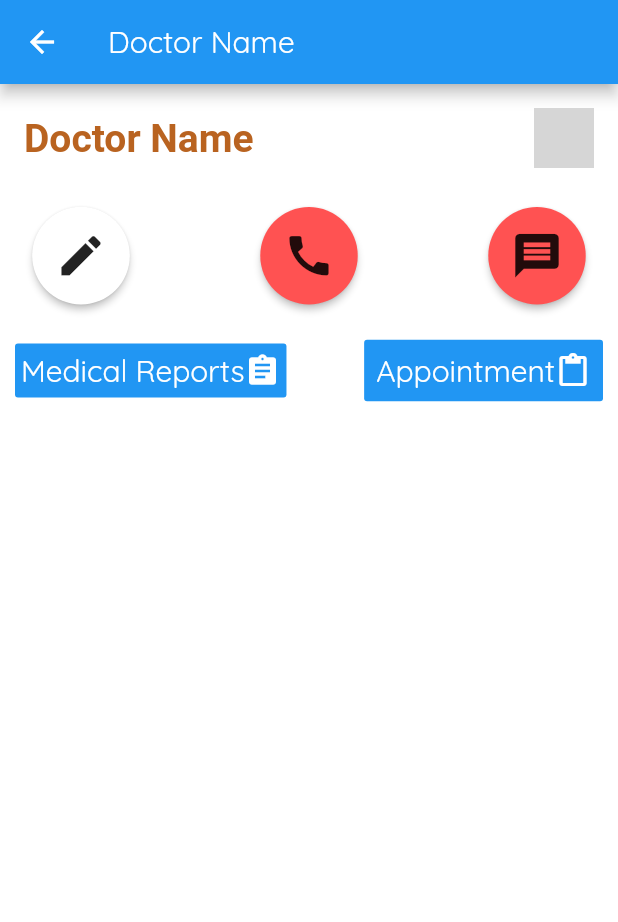
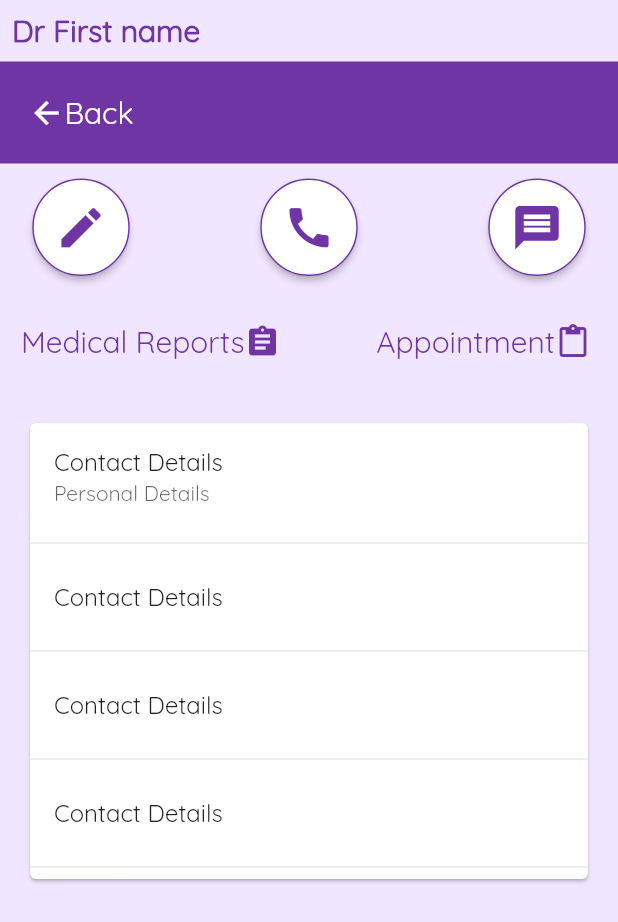
Before and after one commit to madhusona/igraffemobileapp, a Flutter app: the Patientprofile screen opened directly, on a phone screen of 412 x 824 dp. Shown: the top 922 px of the screen. Run offline on Flutter 3.47's test engine with Material 2 defaults, Android fonts, the phone set to English and light mode, and no system bars; our stand-ins replace google_fonts, shared_preferences, timeline_tile; accounts and stored records are empty; network calls fail; grey boxes are pictures that could not be loaded.

Commit message:
screen 3 added

```diff
--- a/lib/components/CustomListView.dart
+++ /dev/null
@@ -1,3 +0,0 @@
-import 'package:flutter/material.dart';
-
-import '../constants.dart';
--- /dev/null
+++ b/lib/components/Header.dart
@@ -0,0 +1,42 @@
+import 'package:flutter/material.dart';
+import '../constants.dart';
+
+class Header extends StatelessWidget {
+  final String title, fontfamily;
+  final Color color, textColor;
+  final double fontsize;
+  const Header(
+      {Key key,
+      this.title,
+      this.color = docbarbk1,
+      this.textColor = textcolor1,
+      this.fontsize = 20,
+      this.fontfamily = 'Quicksand'})
+      : super(key: key);
+
+  @override
+  Widget build(BuildContext context) {
+    Size size = MediaQuery.of(context).size;
+    return Container(
+      padding: const EdgeInsets.all(4),
+      margin: const EdgeInsets.all(4),
+      decoration: BoxDecoration(color: color),
+      child: Row(
+        children: <Widget>[
+          Expanded(
+            child: Text(
+              title,
+              textAlign: TextAlign.left,
+              style: TextStyle(
+                fontSize: fontsize,
+                fontFamily: fontfamily,
+                fontWeight: FontWeight.bold,
+                color: textColor,
+              ),
+            ),
+          ),
+        ],
+      ),
+    );
+  }
+}
--- /dev/null
+++ b/lib/components/nav.dart
@@ -0,0 +1,68 @@
+import 'package:flutter/material.dart';
+import '../constants.dart';
+
+class nav extends StatelessWidget {
+  final String left, right;
+  final VoidCallback onPressed, onPressed1;
+  final bool visible;
+
+  const nav(
+      {Key key,
+      this.left,
+      this.right,
+      this.onPressed,
+      this.onPressed1,
+      this.visible})
+      : super(key: key);
+  @override
+  Widget build(BuildContext context) {
+    return Container(
+      padding: EdgeInsets.all(10),
+      decoration: BoxDecoration(
+        color: docbarbk,
+      ),
+      child: Row(
+        mainAxisAlignment: MainAxisAlignment.spaceBetween,
+        children: [
+          FlatButton(
+              color: docbarbk,
+              textColor: Colors.white,
+              disabledColor: Colors.grey,
+              disabledTextColor: Colors.black,
+              padding: EdgeInsets.all(4.0),
+              splashColor: docbarbk1,
+              onPressed: onPressed,
+              child: Row(
+                children: <Widget>[
+                  Icon(Icons.arrow_back),
+                  Text(
+                    left,
+                    style: TextStyle(fontSize: 20.0,fontFamily: 'Quicksand'),
+                  ),
+                ],
+              )),
+          Visibility(
+            visible: visible,
+            child: FlatButton(
+                color: docbarbk,
+                textColor: Colors.white,
+                //disabledColor: Colors.grey,
+                //disabledTextColor: Colors.black,
+                padding: EdgeInsets.all(8.0),
+                splashColor: docbarbk1,
+                onPressed: onPressed1,
+                child: Row(
+                  children: <Widget>[
+                    Text(
+                      right,
+                      style: TextStyle(fontSize: 20.0,fontFamily: 'Quicksand'),
+                    ),
+                    Icon(Icons.arrow_forward),
+                  ],
+                )),
+          )
+        ],
+      ),
+    );
+  }
+}
--- a/lib/constants.dart
+++ b/lib/constants.dart
@@ -5,6 +5,8 @@ const buttonColor2 = Color(0xFFF1E6FF);
 const textboxcolor1 = Color(0xFF6F35A5);
 const textboxicon = Color(0xFF34338a);
 const textboxtextcolor = Color(0xFF000000);
+const textcolor1=Color(0xFF6F35A5);
+const textcolor2= Colors.white;
 
 // userid and password field length
 const usercodelength = 10;
@@ -12,3 +14,4 @@ const passcodelength = 4;
 
 //background color
 const docbarbk = Color(0xFF6F35A5);
+const docbarbk1=Color(0xFFF1E6FF);
--- a/lib/screens/Patientprofile.dart
+++ b/lib/screens/Patientprofile.dart
@@ -1,5 +1,8 @@
 import 'package:flutter/material.dart';
 import 'package:google_fonts/google_fonts.dart';
+import '../constants.dart';
+import '../components/Header.dart';
+import '../components/nav.dart';
 import '../constants.dart';
 
 class Patientprofile extends StatelessWidget {
@@ -23,66 +26,39 @@ class Patientprofile extends StatelessWidget {
         ),
         child: SafeArea(
           child: Scaffold(
-               backgroundColor: Colors.transparent,
-               appBar: AppBar(
-                 title: Text("Doctor Name")
-               ),
-               body:Center(
+            backgroundColor: docbarbk1,
+            body: Center(
               child: Column(
                 children: <Widget>[
-                       _Header(),
-                       _nav(),
+                  Header(
+                      title:'Dr First name'
+                  ),
+                  nav(
+                    left:'Back',
+                    right:'Patient Profile',
+                    onPressed: () {
+                      Navigator.of(context).pop();
+                    },
+
+                    visible: false,
+                  ),
+                  _comm(),
                   _reports(),
+                  _address(),
+
+
                 ],
-                   )
-               )
-
-           )
-       )
-    ),
-    );
-  }
-}
-
-class _Header extends StatelessWidget {
-  @override
-  Widget build(BuildContext context) {
-    return Container(
-      padding: const EdgeInsets.all(8),
-      margin: const EdgeInsets.all(8),
-      decoration: BoxDecoration(
-        color: Colors.white.withOpacity(0.5),
-        borderRadius: const BorderRadius.all(Radius.circular(8)),
-      ),
-      child: Row(
-        children: <Widget>[
-          Expanded(
-            child: Text(
-              'Doctor Name',
-              textAlign: TextAlign.left,
-              style: GoogleFonts.architectsDaughter(
-                fontSize: 26,
-                color: const Color(0xFFB96320),
-                fontWeight: FontWeight.bold,
               ),
             ),
-
-
           ),
-          Container(
-            child: CircleAvatar(
-              backgroundImage: NetworkImage('https://4.img-dpreview.com/files/p/E~C667x0S5333x4000T1200x900~articles/3925134721/0266554465.jpeg'),
-            )
-          )
-
-        ],
+        ),
       ),
 
     );
   }
 }
 
-class _nav extends StatelessWidget {
+class _comm extends StatelessWidget {
   @override
   Widget build(BuildContext context) {
     return Container(
@@ -98,37 +74,87 @@ class _nav extends StatelessWidget {
             child: Icon(
               Icons.edit,
               size: 35.0,
+              color: buttonColor1,
             ),
             padding: EdgeInsets.all(15.0),
-            shape: CircleBorder(),
+            shape: CircleBorder(
+                side: BorderSide(color: buttonColor1)
+
+            )
           ),
           RawMaterialButton(
             onPressed: () {},
             elevation: 2.0,
-            fillColor: Colors.redAccent,
+            fillColor: Colors.white,
             child: Icon(
               Icons.call,
               size: 35.0,
+              color: buttonColor1,
             ),
             padding: EdgeInsets.all(15.0),
-            shape: CircleBorder(),
+            shape: CircleBorder(
+                side: BorderSide(color: buttonColor1)
+            ),
           ),
           RawMaterialButton(
             onPressed: () {},
             elevation: 2.0,
-            fillColor: Colors.redAccent,
+            fillColor: Colors.white,
             child: Icon(
               Icons.message,
               size: 35.0,
+              color: buttonColor1,
             ),
             padding: EdgeInsets.all(15.0),
-            shape: CircleBorder(),
+            shape: CircleBorder(
+                side: BorderSide(color: buttonColor1)
             ),
+          )
         ],
       ),
     );
   }
 }
+
+class _address extends StatelessWidget {
+  @override
+  Widget build(BuildContext context) {
+    return Container(
+      padding: const EdgeInsets.all(16.0),
+   child: Card(
+     child: Column(
+       crossAxisAlignment: CrossAxisAlignment.start,
+       mainAxisAlignment: MainAxisAlignment.center,
+       children: <Widget>[
+         ListTile(
+           title: const Text('Contact Details'),
+           subtitle: Text(
+             'Personal Details',
+             style: TextStyle(color: Colors.black.withOpacity(0.6)),
+           ),
+         ),
+         Divider(),
+         ListTile(
+           title: const Text('Contact Details'),
+         ),
+
+         Divider(),
+         ListTile(
+           title: const Text('Contact Details'),
+         ),
+         Divider(),
+         ListTile(
+           title: const Text('Contact Details'),
+         ),
+         Divider(),
+
+       ],
+     ),
+   ),
+    );
+  }
+}
+
 
 class _reports extends StatelessWidget {
   @override
@@ -140,8 +166,8 @@ class _reports extends StatelessWidget {
         mainAxisAlignment: MainAxisAlignment.spaceBetween,
         children: [
           FlatButton(
-              color: Colors.blue,
-              textColor: Colors.white,
+             // color: Colors.blue,
+              textColor: buttonColor1,
               disabledColor: Colors.grey,
               disabledTextColor: Colors.black,
               padding: EdgeInsets.all(4.0),
@@ -163,8 +189,8 @@ class _reports extends StatelessWidget {
 
           ),
           FlatButton(
-              color: Colors.blue,
-              textColor: Colors.white,
+             // color: Colors.blue,
+              textColor: buttonColor1,
               disabledColor: Colors.grey,
               disabledTextColor: Colors.black,
               padding: EdgeInsets.all(8.0),
--- a/lib/screens/doctorhome.dart
+++ b/lib/screens/doctorhome.dart
@@ -16,7 +16,7 @@ final String data;
         length: choices.length,
         child: Scaffold(
           appBar: AppBar(
-            backgroundColor: Colors.white,
+            backgroundColor: Colors.brown[100],
             iconTheme: IconThemeData(
               color: buttonColor1, //change your color here
             ),
```
Also changed, not shown: lib/components/timeline.dart (added, +143 -0 lines), lib/screens/PatientDetail.dart (+20 -98 lines), lib/screens/PatientListHome.dart (+11 -50 lines), lib/screens/PatientListHome1.dart (deleted, +0 -103 lines), lib/screens/patientlist.dart (deleted, +0 -36 lines). Lines whose indentation alone changed are shown as unchanged.
